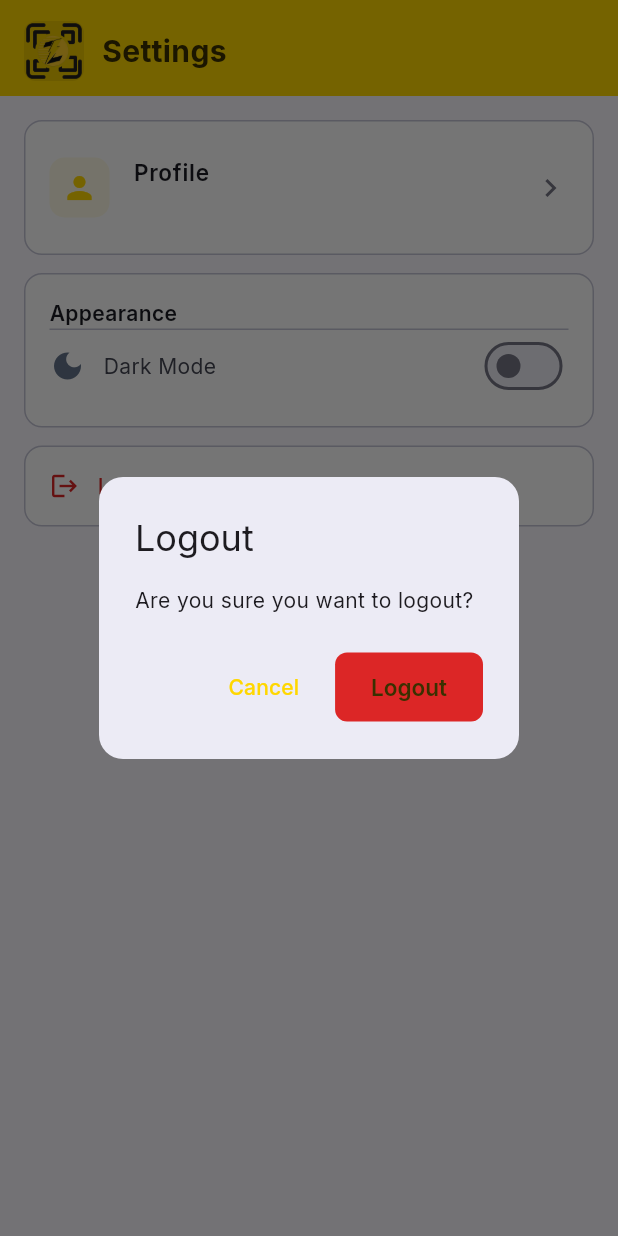
After one commit to atnex00/Quickpass-QR, a Flutter app: the SettingsScreen screen opened directly, after a tap on "Logout", on a phone screen of 412 x 824 dp. The commit adds this screen. Run offline on Flutter 3.47's test engine with Material 3 defaults, Android fonts, the phone set to English and light mode, and no system bars; our stand-ins replace dio, fl_chart, flutter_secure_storage, google_fonts, permission_handler, qr_flutter and 2 more; missing offline and left inert: mobile_scanner; accounts and stored records are empty; network calls fail; project files that could hold a hidden picture were left out.

Commit message:
feat(flutter): add Settings tab, move profile and dark mode there

```diff
--- a/flutter_app/lib/screens/employee/dashboard_screen.dart
+++ b/flutter_app/lib/screens/employee/dashboard_screen.dart
@@ -7,10 +7,10 @@ import '../../providers/auth_provider.dart';
 import '../../providers/leave_provider.dart';
 import '../../utils/date_formatter.dart';
 import '../../widgets/custom_widgets.dart';
-import 'request_leave_screen.dart';
+import '../shared/settings_screen.dart';
 import 'leave_history_screen.dart';
 import 'qr_display_screen.dart';
-import 'profile_screen.dart';
+import 'request_leave_screen.dart';
 
 class EmployeeDashboard extends StatefulWidget {
   const EmployeeDashboard({super.key});
@@ -38,7 +38,7 @@ class _EmployeeDashboardState extends State<EmployeeDashboard> {
         children: [
           _DashboardTab(onViewHistory: () => setState(() => _currentIndex = 1)),
           const LeaveHistoryScreen(),
-          const ProfileScreen(),
+          const SettingsScreen(),
         ],
       ),
       bottomNavigationBar: Container(
@@ -65,10 +65,10 @@ class _EmployeeDashboardState extends State<EmployeeDashboard> {
               label: 'History',
             ),
             NavigationDestination(
-              icon: Icon(Icons.account_circle_outlined,
+              icon: Icon(Icons.settings_outlined,
                   color: context.onSurfaceVariant),
-              selectedIcon: Icon(Icons.account_circle, color: context.primary),
-              label: 'Profile',
+              selectedIcon: Icon(Icons.settings, color: context.primary),
+              label: 'Settings',
             ),
           ],
         ),
--- a/flutter_app/lib/screens/security/scan_history_screen.dart
+++ b/flutter_app/lib/screens/security/scan_history_screen.dart
@@ -4,9 +4,10 @@ import '../../config/theme.dart';
 import '../../models/scan_log.dart';
 import '../../providers/auth_provider.dart';
 import '../../services/api_service.dart';
+import '../../utils/date_formatter.dart';
 import '../../widgets/custom_widgets.dart';
 import '../../widgets/loading_indicator.dart';
-import '../../utils/date_formatter.dart';
+import '../shared/settings_screen.dart';
 import 'scanner_screen.dart';
 
 class ScanHistoryScreen extends StatefulWidget {
@@ -92,6 +93,12 @@ class _ScanHistoryScreenState extends State<ScanHistoryScreen> {
                           shape: RoundedRectangleBorder(
                               borderRadius: BorderRadius.circular(12)),
                           onSelected: (value) async {
+                            if (value == 'settings') {
+                              Navigator.push(
+                                  context,
+                                  MaterialPageRoute(
+                                      builder: (_) => const SettingsScreen()));
+                            }
                             if (value == 'logout') {
                               final errorColor = context.error;
                               final confirm = await showDialog<bool>(
@@ -134,6 +141,16 @@ class _ScanHistoryScreenState extends State<ScanHistoryScreen> {
                               ),
                             ),
                             const PopupMenuDivider(),
+                            PopupMenuItem(
+                              value: 'settings',
+                              child: ListTile(
+                                leading: Icon(Icons.settings,
+                                    color: context.onSurface),
+                                title: const Text('Settings'),
+                                contentPadding: EdgeInsets.zero,
+                                visualDensity: VisualDensity.compact,
+                              ),
+                            ),
                             PopupMenuItem(
                               value: 'logout',
                               child: ListTile(
--- a/flutter_app/lib/screens/security/scan_result_screen.dart
+++ b/flutter_app/lib/screens/security/scan_result_screen.dart
@@ -4,6 +4,7 @@ import '../../config/theme.dart';
 import '../../providers/auth_provider.dart';
 import '../../providers/scan_provider.dart';
 import '../../widgets/loading_indicator.dart';
+import '../shared/settings_screen.dart';
 import 'scan_history_screen.dart';
 import 'scanner_screen.dart';
 
@@ -109,6 +110,11 @@ class _ScanResultScreenState extends State<ScanResultScreen> {
                 RoundedRectangleBorder(borderRadius: BorderRadius.circular(12)),
             onSelected: (value) async {
               switch (value) {
+                case 'settings':
+                  Navigator.push(
+                      context,
+                      MaterialPageRoute(
+                          builder: (_) => const SettingsScreen()));
                 case 'history':
                   Navigator.push(
                       context,
@@ -153,6 +159,15 @@ class _ScanResultScreenState extends State<ScanResultScreen> {
                 ),
               ),
               const PopupMenuDivider(),
+              PopupMenuItem(
+                value: 'settings',
+                child: ListTile(
+                  leading: Icon(Icons.settings, color: context.onSurface),
+                  title: const Text('Settings'),
+                  contentPadding: EdgeInsets.zero,
+                  visualDensity: VisualDensity.compact,
+                ),
+              ),
               PopupMenuItem(
                 value: 'history',
                 child: ListTile(
--- a/flutter_app/lib/screens/security/scanner_screen.dart
+++ b/flutter_app/lib/screens/security/scanner_screen.dart
@@ -6,6 +6,7 @@ import 'package:provider/provider.dart';
 import '../../config/theme.dart';
 import '../../providers/auth_provider.dart';
 import '../../providers/scan_provider.dart';
+import '../shared/settings_screen.dart';
 import 'scan_history_screen.dart';
 import 'scan_result_screen.dart';
 
@@ -348,6 +349,12 @@ class _ScannerAppBar extends StatelessWidget {
                       borderRadius: BorderRadius.circular(12)),
                   onSelected: (value) async {
                     switch (value) {
+                      case 'settings':
+                        Navigator.push(
+                          context,
+                          MaterialPageRoute(
+                              builder: (_) => const SettingsScreen()),
+                        );
                       case 'history':
                         Navigator.push(
                           context,
@@ -396,6 +403,15 @@ class _ScannerAppBar extends StatelessWidget {
                       ),
                     ),
                     const PopupMenuDivider(),
+                    PopupMenuItem(
+                      value: 'settings',
+                      child: ListTile(
+                        leading: Icon(Icons.settings, color: context.onSurface),
+                        title: const Text('Settings'),
+                        contentPadding: EdgeInsets.zero,
+                        visualDensity: VisualDensity.compact,
+                      ),
+                    ),
                     PopupMenuItem(
                       value: 'history',
                       child: ListTile(
--- /dev/null
+++ b/flutter_app/lib/screens/shared/settings_screen.dart
@@ -0,0 +1,230 @@
+import 'package:flutter/material.dart';
+import 'package:provider/provider.dart';
+import '../../config/theme.dart';
+import '../../providers/auth_provider.dart';
+import '../../providers/settings_provider.dart';
+import '../employee/profile_screen.dart';
+
+class SettingsScreen extends StatelessWidget {
+  const SettingsScreen({super.key});
+
+  @override
+  Widget build(BuildContext context) {
+    final auth = context.watch<AuthProvider>();
+    final user = auth.user;
+
+    return Scaffold(
+      body: SafeArea(
+        child: CustomScrollView(
+          slivers: [
+            _SettingsAppBar(),
+            SliverPadding(
+              padding: const EdgeInsets.all(16),
+              sliver: SliverList(
+                delegate: SliverChildListDelegate([
+                  _SettingsCard(
+                    children: [
+                      ListTile(
+                        leading: Container(
+                          width: 40,
+                          height: 40,
+                          decoration: BoxDecoration(
+                            color: context.primary.withValues(alpha: 0.1),
+                            borderRadius: BorderRadius.circular(10),
+                          ),
+                          child: Icon(Icons.person, color: context.primary),
+                        ),
+                        title: Text('Profile',
+                            style: TextStyle(
+                                fontWeight: FontWeight.w600,
+                                fontSize: 15,
+                                color: context.onSurface)),
+                        subtitle: Text(user?.fullName ?? '',
+                            style: TextStyle(
+                                color: context.neutralGray, fontSize: 13)),
+                        trailing: Icon(Icons.chevron_right,
+                            color: context.outline),
+                        contentPadding: EdgeInsets.zero,
+                        onTap: () {
+                          Navigator.push(
+                            context,
+                            MaterialPageRoute(
+                                builder: (_) => const ProfileScreen()),
+                          );
+                        },
+                      ),
+                    ],
+                  ),
+                  const SizedBox(height: 12),
+                  const _AppearanceCard(),
+                  const SizedBox(height: 12),
+                  _LogoutCard(),
+                ]),
+              ),
+            ),
+          ],
+        ),
+      ),
+    );
+  }
+}
+
+class _SettingsAppBar extends StatelessWidget {
+  @override
+  Widget build(BuildContext context) {
+    return SliverAppBar(
+      pinned: true,
+      toolbarHeight: 64,
+      automaticallyImplyLeading: false,
+      flexibleSpace: SafeArea(
+        child: Padding(
+          padding: const EdgeInsets.fromLTRB(16, 4, 16, 0),
+          child: Column(
+            mainAxisAlignment: MainAxisAlignment.center,
+            children: [
+              Row(
+                children: [
+                  Container(
+                    width: 40,
+                    height: 40,
+                    decoration: BoxDecoration(
+                      color: context.onPrimary.withValues(alpha: 0.1),
+                      borderRadius: BorderRadius.circular(8),
+                    ),
+                    child: Image.asset('assets/icon/app-icon.png',
+                        width: 22, height: 22),
+                  ),
+                  const SizedBox(width: 12),
+                  Text(
+                    'Settings',
+                    style: TextStyle(
+                      fontSize: 20,
+                      fontWeight: FontWeight.w700,
+                      color: context.onPrimary,
+                    ),
+                  ),
+                ],
+              ),
+            ],
+          ),
+        ),
+      ),
+    );
+  }
+}
+
+class _SettingsCard extends StatelessWidget {
+  final List<Widget> children;
+  const _SettingsCard({required this.children});
+
+  @override
+  Widget build(BuildContext context) {
+    return Container(
+      width: double.infinity,
+      padding: const EdgeInsets.symmetric(horizontal: 16, vertical: 8),
+      decoration: BoxDecoration(
+        color: context.surface,
+        borderRadius: BorderRadius.circular(12),
+        border: Border.all(color: context.outlineVariant),
+      ),
+      child: Column(children: children),
+    );
+  }
+}
+
+class _AppearanceCard extends StatelessWidget {
+  const _AppearanceCard();
+
+  @override
+  Widget build(BuildContext context) {
+    final settings = context.watch<SettingsProvider>();
+    return Container(
+      width: double.infinity,
+      padding: const EdgeInsets.all(16),
+      decoration: BoxDecoration(
+        color: context.surface,
+        borderRadius: BorderRadius.circular(12),
+        border: Border.all(color: context.outlineVariant),
+      ),
+      child: Column(
+        crossAxisAlignment: CrossAxisAlignment.start,
+        children: [
+          Text('Appearance',
+              style: TextStyle(
+                  fontWeight: FontWeight.w600,
+                  fontSize: 14,
+                  color: context.onSurface)),
+          Divider(color: context.outlineVariant),
+          Row(
+            children: [
+              Icon(Icons.dark_mode, color: context.neutralGray),
+              const SizedBox(width: 12),
+              Expanded(
+                child: Text('Dark Mode',
+                    style: TextStyle(
+                        fontSize: 14, color: context.onSurfaceVariant)),
+              ),
+              Switch(
+                value: settings.isDarkMode,
+                onChanged: (v) => settings.setDarkMode(v),
+                activeTrackColor: context.primary,
+              ),
+            ],
+          ),
+        ],
+      ),
+    );
+  }
+}
+
+class _LogoutCard extends StatelessWidget {
+  @override
+  Widget build(BuildContext context) {
+    return Container(
+      width: double.infinity,
+      padding: const EdgeInsets.all(16),
+      decoration: BoxDecoration(
+        color: context.surface,
+        borderRadius: BorderRadius.circular(12),
+        border: Border.all(color: context.outlineVariant),
+      ),
+      child: InkWell(
+        borderRadius: BorderRadius.circular(8),
+        onTap: () async {
+          final errorColor = context.error;
+          final confirmed = await showDialog<bool>(
+            context: context,
+            builder: (ctx) => AlertDialog(
+              title: const Text('Logout'),
+              content: const Text('Are you sure you want to logout?'),
+              actions: [
+                TextButton(
+                    onPressed: () => Navigator.pop(ctx, false),
+                    child: const Text('Cancel')),
+                FilledButton(
+                  onPressed: () => Navigator.pop(ctx, true),
+                  style: FilledButton.styleFrom(backgroundColor: errorColor),
+                  child: const Text('Logout'),
+                ),
+              ],
+            ),
+          );
+          if (confirmed == true && context.mounted) {
+            context.read<AuthProvider>().logout();
+          }
+        },
+        child: Row(
+          children: [
+            Icon(Icons.logout, color: context.error, size: 20),
+            const SizedBox(width: 12),
+            Text('Logout',
+                style: TextStyle(
+                    fontSize: 14,
+                    fontWeight: FontWeight.w500,
+                    color: context.error)),
+          ],
+        ),
+      ),
+    );
+  }
+}
--- a/flutter_app/lib/screens/supervisor/supervisor_dashboard.dart
+++ b/flutter_app/lib/screens/supervisor/supervisor_dashboard.dart
@@ -8,8 +8,8 @@ import '../../utils/date_formatter.dart';
 import '../../widgets/custom_widgets.dart';
 import '../../widgets/status_badge.dart';
 import '../employee/dashboard_screen.dart';
-import '../employee/profile_screen.dart';
 import '../employee/request_leave_screen.dart';
+import '../shared/settings_screen.dart';
 import 'pending_requests_screen.dart';
 
 class SupervisorDashboard extends StatefulWidget {
@@ -35,7 +35,7 @@ class _SupervisorDashboardState extends State<SupervisorDashboard> {
                 onViewProfile: () => setState(() => _currentIndex = 2),
               ),
               const PendingRequestsScreen(),
-              const ProfileScreen(),
+              const SettingsScreen(),
             ],
           )),
       bottomNavigationBar: Container(
@@ -97,9 +97,9 @@ class _SupervisorDashboardState extends State<SupervisorDashboard> {
               label: 'Requests',
             ),
             NavigationDestination(
-              icon: Icon(Icons.person_outline, color: context.onSurfaceVariant),
-              selectedIcon: Icon(Icons.person, color: context.primary),
-              label: 'Profile',
+              icon: Icon(Icons.settings_outlined, color: context.onSurfaceVariant),
+              selectedIcon: Icon(Icons.settings, color: context.primary),
+              label: 'Settings',
             ),
           ],
         ),
```
Also changed, not shown: flutter_app/lib/screens/admin/admin_panel.dart (+7 -24 lines), flutter_app/lib/screens/employee/profile_screen.dart (+0 -48 lines).
